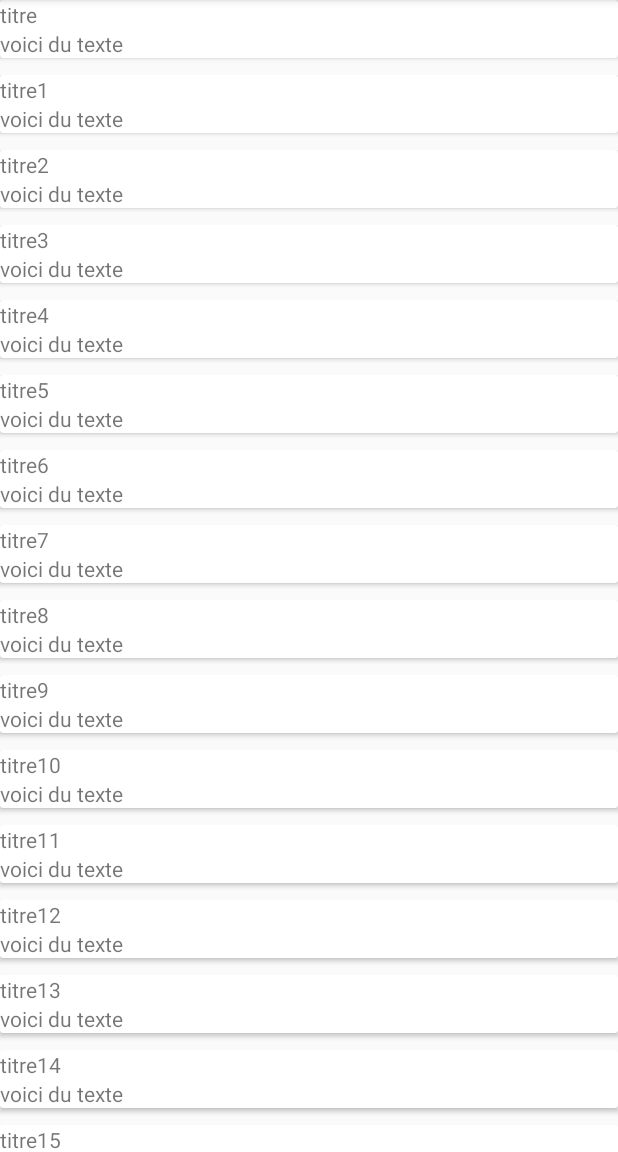
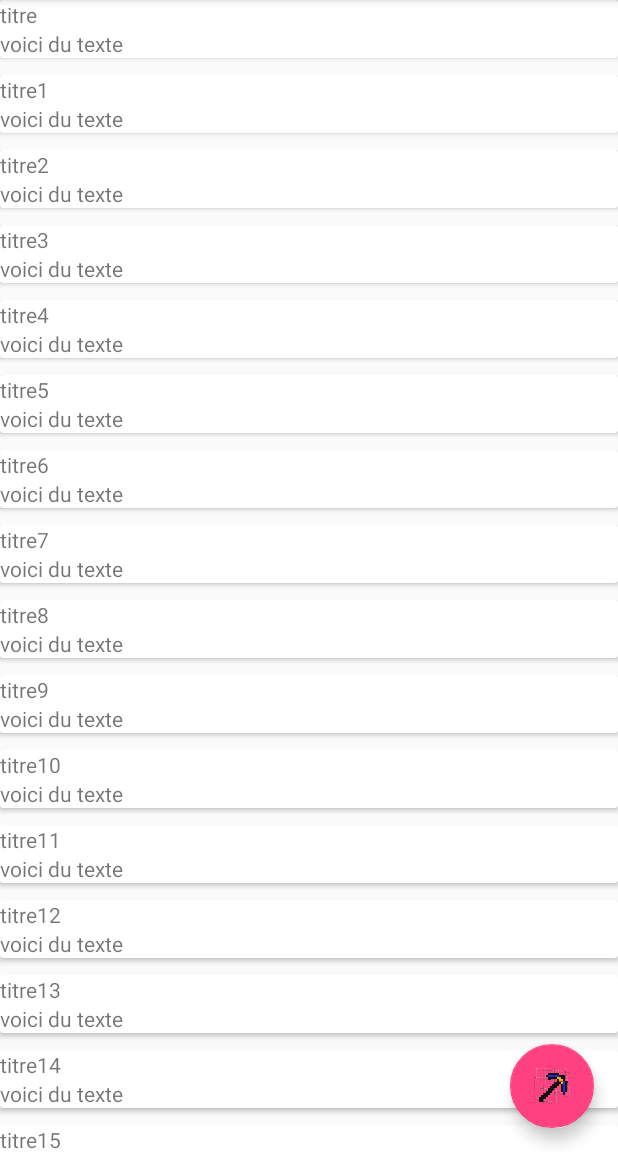
Before and after one commit to Isdriai/Notepad, an Android app: the screen it shows after launch (NoteListActivity), on a phone screen of 412 x 824 dp, the part 84-1236 px from its top. Run offline under Robolectric (Android 15) with nearby library versions, the phone set to English and light mode, and no system bars.

Commit message:
Floating Action Button

```diff
--- a/app/build.gradle
+++ b/app/build.gradle
@@ -24,6 +24,7 @@ android {
 
 dependencies {
     implementation 'com.android.support:cardview-v7:28.0.0-rc01'
+    implementation 'com.android.support:design:28.0.0-rc01'
     implementation 'com.android.support:recyclerview-v7:28.0.0-rc01'
     implementation fileTree(dir: 'libs', include: ['*.jar'])
     implementation "org.jetbrains.kotlin:kotlin-stdlib-jdk7:$kotlin_version"
--- a/app/src/main/res/layout/activity_note_list.xml
+++ b/app/src/main/res/layout/activity_note_list.xml
@@ -1,5 +1,5 @@
 <?xml version="1.0" encoding="utf-8"?>
-<LinearLayout xmlns:android="http://schemas.android.com/apk/res/android"
+<RelativeLayout xmlns:android="http://schemas.android.com/apk/res/android"
     xmlns:tools="http://schemas.android.com/tools"
     android:layout_width="match_parent"
     android:layout_height="match_parent"
@@ -13,4 +13,16 @@
         android:layout_width="match_parent"
         android:layout_height="wrap_content"/>
 
-</LinearLayout>
+    <android.support.design.widget.FloatingActionButton
+        android:id="@+id/fab"
+        android:layout_width="wrap_content"
+        android:layout_height="wrap_content"
+        android:layout_above="@id/listNote"
+        android:layout_gravity="bottom|end"
+        android:layout_margin="16dp"
+        android:src="@drawable/pioche"
+        android:layout_alignParentBottom="true"
+        android:layout_alignParentRight="true"
+        />
+
+</RelativeLayout>
```
Also changed, not shown: app/src/main/java/com/appli/picot/notepad/NoteListActivity.kt (+17 -8 lines).
